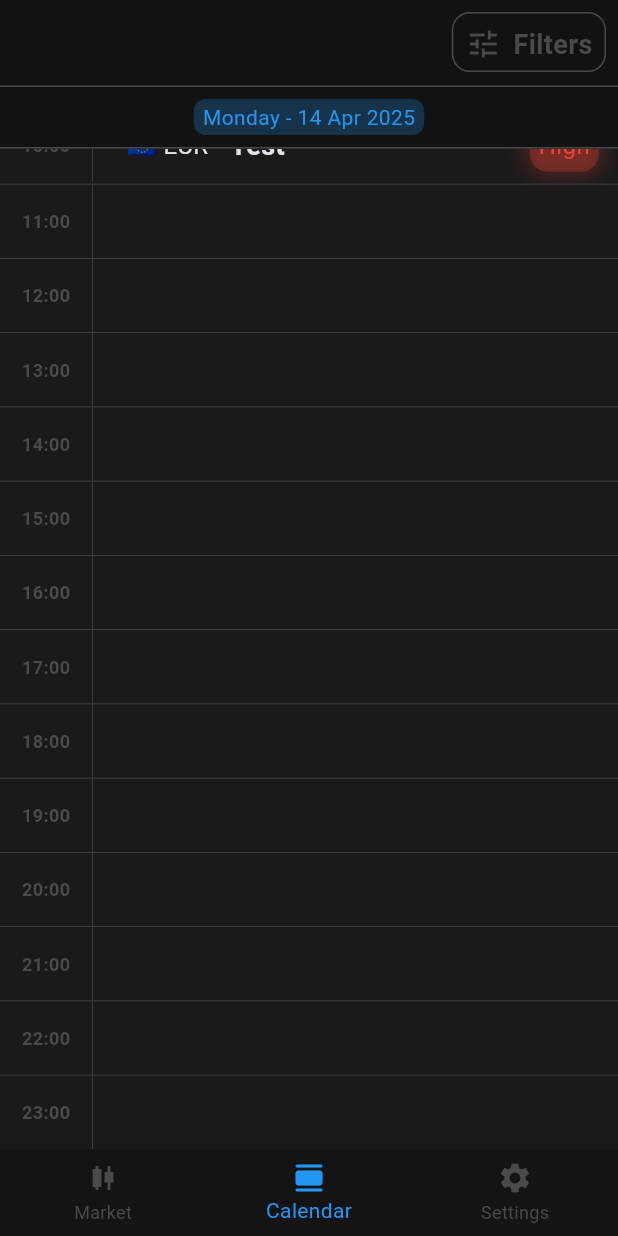
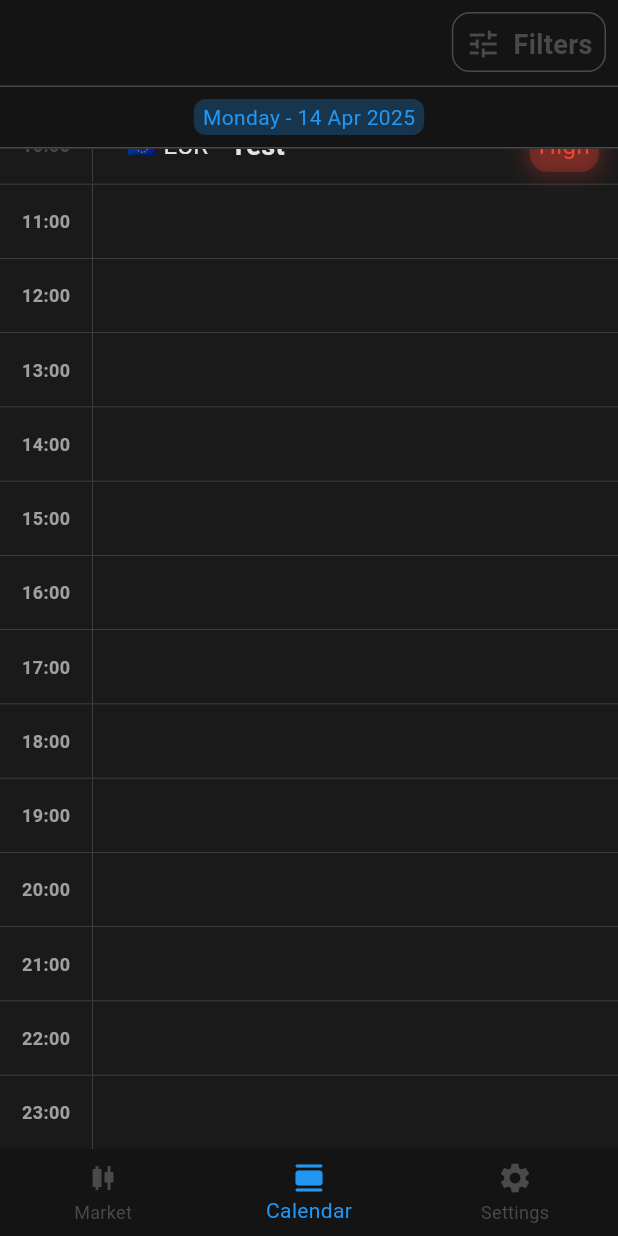
Before and after one commit to yeeet7/marketNews, a Flutter app: the screen it shows after launch, item 2 of the bottom bar chosen, scrolled down 523 dp, on a phone screen of 412 x 824 dp. Run offline on Flutter 3.47's test engine with Material 3 defaults, Android fonts, the phone set to English and light mode, and no system bars; missing offline and left inert: beautiful_soup_dart; network calls fail.

Commit message:
dim past hours in calendar

```diff
--- a/lib/main.dart
+++ b/lib/main.dart
@@ -24,7 +24,11 @@ class Main extends StatelessWidget {
         primaryColor: Colors.blue,
         colorScheme: const ColorScheme.dark().copyWith(
           primary: const Color(0xFF4A4A4A),
-          secondary: const Color(0xFF0E0E0E),
+          secondary: const Color(0xFF141414),
+          tertiary: const Color(0xFFA0A0A0)
+        ),
+        appBarTheme: const AppBarTheme(
+          backgroundColor: Color(0xFF141414),
         ),
         bottomNavigationBarTheme: const BottomNavigationBarThemeData(
           backgroundColor: Color(0xFF141414),
@@ -153,7 +157,7 @@ class Calendar extends StatelessWidget {
                     right: BorderSide(color: Theme.of(context).colorScheme.primary, width: .5),
                   )
                 ),
-                child: Center(child: Text('$index:00', style: TextStyle(color: Theme.of(context).colorScheme.primary, fontSize: 12, fontWeight: FontWeight.bold))),
+                child: Center(child: Text('$index:00', style: TextStyle(color: DateTime.now().hour >= index ? Theme.of(context).colorScheme.primary : Theme.of(context).colorScheme.tertiary, fontSize: 12, fontWeight: FontWeight.bold))),
               ),
               Column(
                 children: events.where((event) => event.key.hour == index).map((event) => NewsItemListTile(impact: event.value.impact, title: event.value.title, timeType: event.value.timeType, date: event.value.date, currency: event.value.currency)).toList(),
```
Also changed, not shown: lib/widgets.dart (+0 -27 lines).
